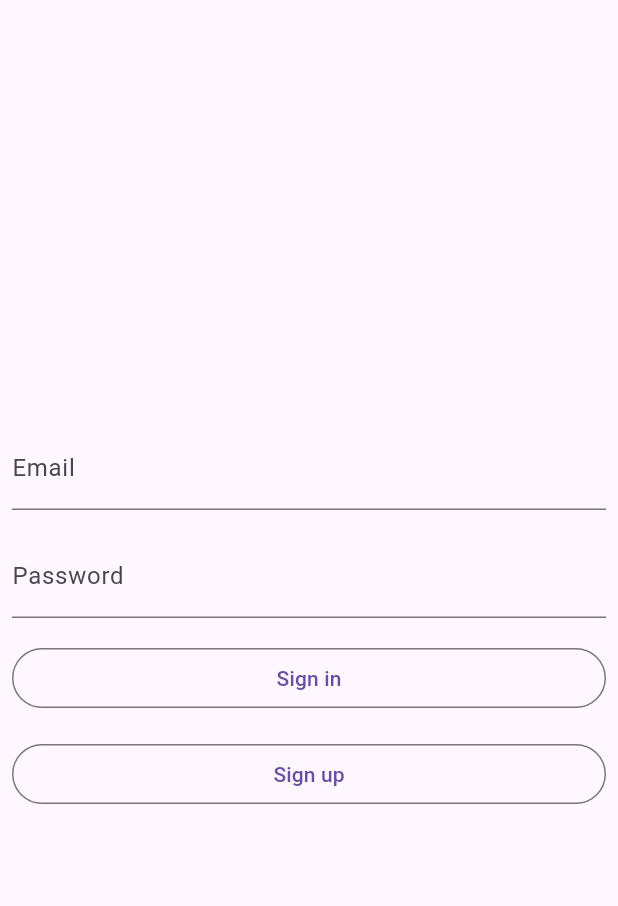
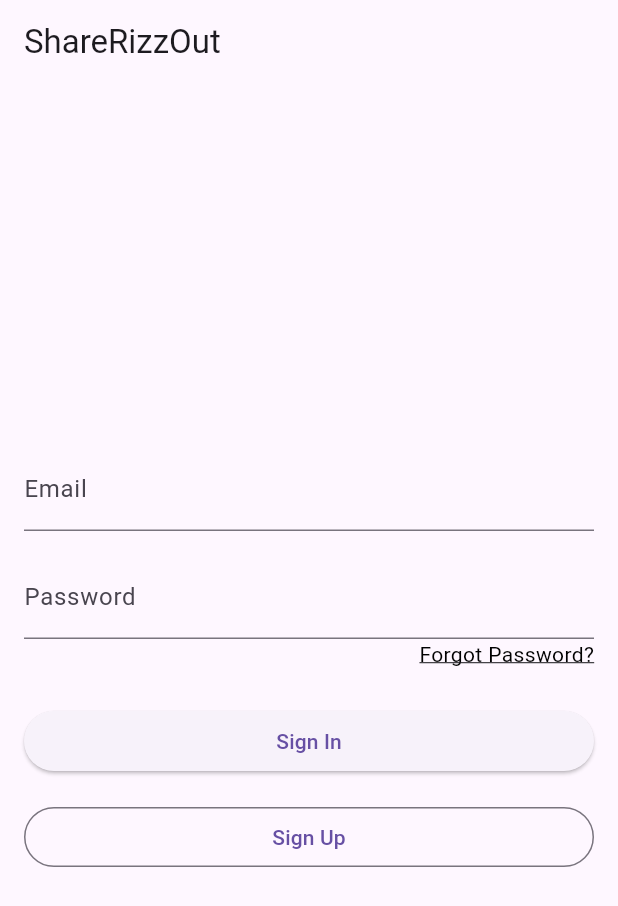
Before and after one commit to Ferchke7/FitForFree, a Flutter app: the screen it shows after launch, on a phone screen of 412 x 824 dp. Shown: the top 906 px of the screen. Run offline on Flutter 3.47's test engine with Material 3 defaults, Android fonts, the phone set to English and light mode, and no system bars; our stand-ins replace sqflite, supabase_flutter; missing offline and left inert: dart:ffi, infinite_listview, openid_client; accounts and stored records are empty.

Commit message:
added reset password

```diff
--- a/FlutterNew/fitforfree/lib/main.dart
+++ b/FlutterNew/fitforfree/lib/main.dart
@@ -20,7 +20,7 @@ class MyApp extends StatelessWidget {
   Widget build(BuildContext context) {
     return MaterialApp(
       debugShowCheckedModeBanner: false,
-      title: 'Authenticatiopn',
+      title: 'Authentication',
       theme: ThemeData(
        primarySwatch: Colors.blueGrey
       ),
--- a/FlutterNew/fitforfree/lib/pages/home_page.dart
+++ b/FlutterNew/fitforfree/lib/pages/home_page.dart
@@ -6,7 +6,7 @@ class HomePage extends StatelessWidget {
 
   @override
   Widget build(BuildContext context) {
-    print(client.auth.currentUser?.email);
+
     return Center(
 
       child: Column(
@@ -16,7 +16,7 @@ class HomePage extends StatelessWidget {
           OutlinedButton(onPressed: () {
             client.auth.signOut();
           },
-          child: const Text('sign-put'))
+          child: const Text('sign-out'))
         ],
       ),
     );
--- a/FlutterNew/fitforfree/lib/pages/start_page.dart
+++ b/FlutterNew/fitforfree/lib/pages/start_page.dart
@@ -1,8 +1,9 @@
+import 'package:fitforfree/pages/password_recovery.dart';
 import 'package:fitforfree/utils/common.dart';
 import 'package:flutter/material.dart';
 
 class StartPage extends StatefulWidget {
-  const StartPage({super.key});
+  const StartPage({Key? key}) : super(key: key);
 
   @override
   State<StartPage> createState() => _StartPageState();
@@ -14,6 +15,7 @@ class _StartPageState extends State<StartPage> {
   final _emailController = TextEditingController();
   final _passwordController = TextEditingController();
   final _formKey = GlobalKey<FormState>();
+
   @override
   void dispose() {
     _emailController.dispose();
@@ -23,17 +25,20 @@ class _StartPageState extends State<StartPage> {
 
   @override
   Widget build(BuildContext context) {
-    return Center(
+    return Scaffold(
+      appBar: AppBar(
+        title: const Text('ShareRizzOut'),
+      ),
+      body: Padding(
+        padding: const EdgeInsets.all(16.0),
         child: Form(
           key: _formKey,
           child: Column(
             mainAxisAlignment: MainAxisAlignment.center,
             crossAxisAlignment: CrossAxisAlignment.stretch,
             children: [
-            //Email
-            Padding(padding:
-            const EdgeInsets.all(8.0),
-            child : TextFormField(
+              // Email
+              TextFormField(
                 validator: (value) {
                   if (value == null || value.isEmpty) {
                     return 'Please fill in email address';
@@ -42,16 +47,13 @@ class _StartPageState extends State<StartPage> {
                 },
                 controller: _emailController,
                 decoration: const InputDecoration(
-                label: Text('Email'),
+                  labelText: 'Email',
                 ),
                 keyboardType: TextInputType.emailAddress,
-            )
-            )
-            ,
-            //Pasword
-           Padding(padding:
-            const EdgeInsets.all(8.0),
-            child : TextFormField(
+              ),
+              // Password
+              const SizedBox(height: 16.0),
+              TextFormField(
                 validator: (value) {
                   if (value == null || value.isEmpty) {
                     return 'Please fill your password';
@@ -60,88 +62,102 @@ class _StartPageState extends State<StartPage> {
                 },
                 controller: _passwordController,
                 decoration: const InputDecoration(
-                label: Text('Password'),
+                  labelText: 'Password',
                 ),
                 obscureText: true,
-            )
-            )
-            ,
-            _signInLoading ? const Center(
-              child: CircularProgressIndicator(),
-            ) :
-            Padding(
-              padding: const EdgeInsets.all(8.0),
-              child: OutlinedButton(
-                onPressed:  () async {
+              ),
+              // Forgot Password
+              Align(
+                alignment: Alignment.centerRight,
+                child: GestureDetector(
+                  onTap: () {
+                    Navigator.push(context, MaterialPageRoute(builder: (context) => PasswordRecoveryScreen()));
+                  },
+                  child: const Text(
+                    'Forgot Password?',
+                    style: TextStyle(
+                      color: Colors.black,
+                      decoration: TextDecoration.underline,
+                    ),
+                  ),
+                ),
+              ),
+              // Sign In Button
+              const SizedBox(height: 24.0),
+              _signInLoading
+                  ? const Center(child: CircularProgressIndicator())
+                  : ElevatedButton(
+                      onPressed: () async {
                         final isValid = _formKey.currentState?.validate();
-                  if(isValid != true) {
+                        if (isValid != true) {
                           return;
                         }
                         setState(() {
                           _signInLoading = true;
                         });
                         try {
-                    await client.auth.signInWithPassword
-                    (
+                          await client.auth.signInWithPassword(
                             email: _emailController.text,
                             password: _passwordController.text,
                           );
                         } catch (e) {
-                    ScaffoldMessenger.of(context)
-                    .showSnackBar(
-                      const SnackBar
-                      (content: Text('Login failed'),
-                      backgroundColor: Colors.redAccent),
+                          ScaffoldMessenger.of(context).showSnackBar(
+                            const SnackBar(
+                              content: Text('Login failed'),
+                              backgroundColor: Colors.redAccent,
+                            ),
                           );
+                        } finally {
                           setState(() {
                             _signInLoading = false;
                           });
                         }
-                }
-              , child: const Text('Sign in')),
+                      },
+                      child: const Text('Sign In'),
                     ),
-            _signUpLoading ? const Center(
-              child: CircularProgressIndicator(),
-            ) :
-            Padding(
-              padding: const EdgeInsets.all(8.0),
-              child: OutlinedButton(
+              // Sign Up Button
+              const SizedBox(height: 16.0),
+              _signUpLoading
+                  ? const Center(child: CircularProgressIndicator())
+                  : OutlinedButton(
                       onPressed: () async {
                         final isValid = _formKey.currentState?.validate();
-                  if(isValid != true) {
+                        if (isValid != true) {
                           return;
                         }
-
                         setState(() {
                           _signUpLoading = true;
                         });
-
                         try {
                           await client.auth.signUp(
                             password: _passwordController.text,
-                      email: _emailController.text);
-                      ScaffoldMessenger.of(context)
-                      .showSnackBar(
-                      const SnackBar
-                      (content: Text('Success. Confirm your account'),
-                      backgroundColor: Colors.green),
+                            email: _emailController.text,
+                          );
+                          ScaffoldMessenger.of(context).showSnackBar(
+                            const SnackBar(
+                              content: Text('Success. Confirm your account'),
+                              backgroundColor: Colors.green,
+                            ),
                           );
                         } catch (e) {
-                    ScaffoldMessenger.of(context)
-                    .showSnackBar(
-                      const SnackBar
-                      (content: Text('Sign up failed'),
-                      backgroundColor: Colors.redAccent),
+                          ScaffoldMessenger.of(context).showSnackBar(
+                            const SnackBar(
+                              content: Text('Sign up failed'),
+                              backgroundColor: Colors.redAccent,
+                            ),
                           );
+                        } finally {
                           setState(() {
                             _signUpLoading = false;
                           });
                         }
-                }
-              , child: const Text('Sign up')),
-            )
+                      },
+                      child: const Text('Sign Up'),
+                    ),
             ],
-        ),),
+          ),
+        ),
+      ),
     );
   }
 }
```
Also changed, not shown: FlutterNew/fitforfree/lib/pages/password_recovery.dart (added, +80 -0 lines). Lines whose indentation alone changed are shown as unchanged.
